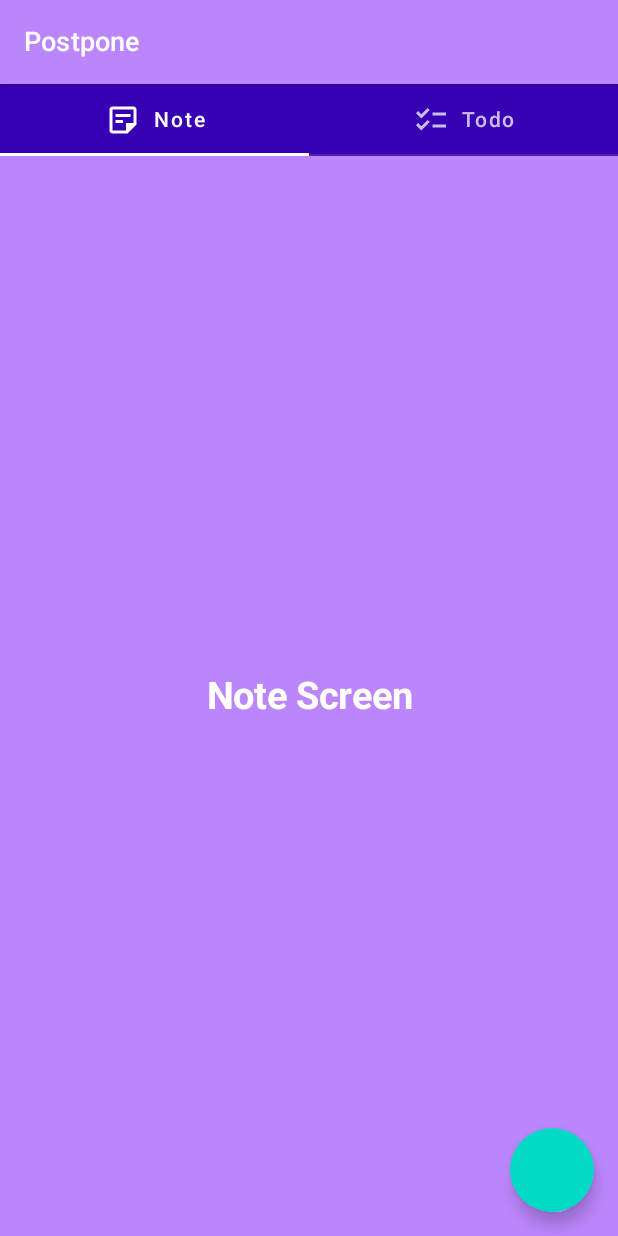
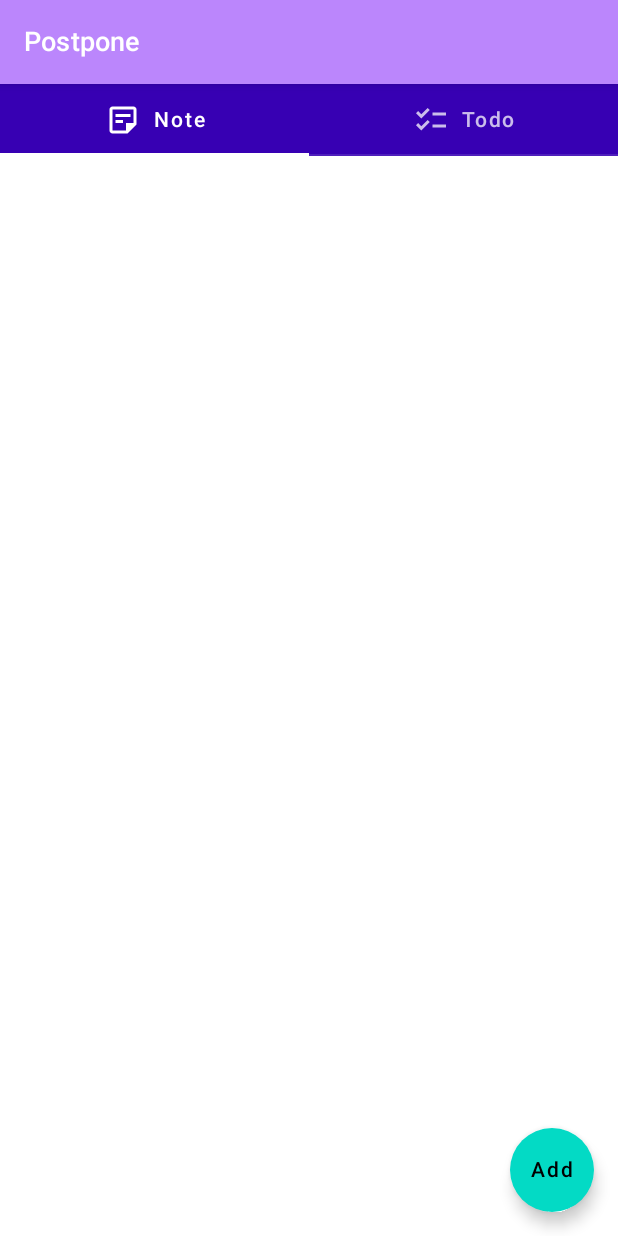
Before and after one commit to halitsen/Postpone, an Android app built with Jetpack Compose: the screen it shows after launch (MainActivity), on a phone screen of 412 x 824 dp. Run offline under Robolectric (Android 15) with nearby library versions, the phone set to English and light mode, and no system bars; our stand-ins replace Dagger/Hilt's generated code, Room's generated code, accompanist.

Commit message:
add note feature (#2)
Co-authored-by: halitSen <halit.sen@vngrs.com>

```diff
--- a/app/src/main/AndroidManifest.xml
+++ b/app/src/main/AndroidManifest.xml
@@ -3,6 +3,7 @@
     xmlns:tools="http://schemas.android.com/tools">
 
     <application
+        android:name=".NoteApplication"
         android:allowBackup="true"
         android:dataExtractionRules="@xml/data_extraction_rules"
         android:fullBackupContent="@xml/backup_rules"
--- a/app/src/main/java/com/example/postpone/MainActivity.kt
+++ b/app/src/main/java/com/example/postpone/MainActivity.kt
@@ -1,19 +1,16 @@
 package com.example.postpone
 
+import android.os.Build
 import android.os.Bundle
 import androidx.activity.ComponentActivity
 import androidx.activity.compose.setContent
+import androidx.activity.viewModels
+import androidx.annotation.RequiresApi
 import androidx.compose.foundation.layout.Column
 import androidx.compose.foundation.layout.padding
-import androidx.compose.material.FloatingActionButton
-import androidx.compose.material.Icon
-import androidx.compose.material.LeadingIconTab
-import androidx.compose.material.Scaffold
-import androidx.compose.material.TabRow
-import androidx.compose.material.TabRowDefaults
-import androidx.compose.material.Text
-import androidx.compose.material.TopAppBar
+import androidx.compose.material.*
 import androidx.compose.runtime.Composable
+import androidx.compose.runtime.collectAsState
 import androidx.compose.runtime.rememberCoroutineScope
 import androidx.compose.ui.Modifier
 import androidx.compose.ui.graphics.Color
@@ -21,43 +18,70 @@ import androidx.compose.ui.res.colorResource
 import androidx.compose.ui.res.painterResource
 import androidx.compose.ui.res.stringResource
 import androidx.compose.ui.unit.sp
+import com.example.postpone.model.Note
 import com.example.postpone.screen.NoteScreen
 import com.example.postpone.screen.TodoScreen
+import com.example.postpone.ui.theme.PostponeTheme
 import com.google.accompanist.pager.ExperimentalPagerApi
 import com.google.accompanist.pager.HorizontalPager
 import com.google.accompanist.pager.PagerState
 import com.google.accompanist.pager.pagerTabIndicatorOffset
 import com.google.accompanist.pager.rememberPagerState
+import dagger.hilt.android.AndroidEntryPoint
 import kotlinx.coroutines.launch
 
-
+@AndroidEntryPoint
 class MainActivity : ComponentActivity() {
 
     override fun onCreate(savedInstanceState: Bundle?) {
         super.onCreate(savedInstanceState)
         setContent {
-            MainScreen()
+            PostponeTheme {
+                Surface(
+                    color = MaterialTheme.colors.background
+                ) {
+                    val noteViewModel : MainViewModel by viewModels()
+                    NotesApp(noteViewModel)
+                }
+            }
         }
     }
+}
+
+@Composable
+fun NotesApp(noteViewModel: MainViewModel) {
+    val notes = noteViewModel.noteList.collectAsState().value
+    MainScreen(
+        notes = notes,
+        onAddNote = { noteViewModel.addNote(it) },
+        onRemoveNote = {  }
+    )
 }
 
 
 @OptIn(ExperimentalPagerApi::class)
 @Composable
-fun MainScreen() {
+fun MainScreen(
+    notes: List<Note>,
+    onAddNote: (Note) -> Unit,
+    onRemoveNote: (Note) -> Unit
+) {
     val tabs = listOf(TabItem.Note, TabItem.Todo)
     val pagerState = rememberPagerState()
     Scaffold(
         topBar = { TopBar() },
         floatingActionButton = {
-            FloatingActionButton(onClick = { }) {
-
+            FloatingActionButton(onClick = {
+                val note = Note(noteTitle = "First note", description = "Hello this is first note")
+                onAddNote.invoke(note)
+            }) {
+                Text(text = "Add")
             }
         }
     ) { padding ->
         Column(modifier = Modifier.padding(padding)) {
             Tabs(tabs = tabs, pagerState = pagerState)
-            TabsContent(tabs = tabs, pagerState = pagerState)
+            TabsContent(tabs = tabs, pagerState = pagerState, notes = notes)
         }
     }
 }
@@ -100,11 +124,11 @@ fun Tabs(tabs: List<TabItem>, pagerState: PagerState) {
 }
 @OptIn(ExperimentalPagerApi::class)
 @Composable
-fun TabsContent(tabs: List<TabItem>, pagerState: PagerState) {
+fun TabsContent(tabs: List<TabItem>, pagerState: PagerState, notes: List<Note>) {
     HorizontalPager(state = pagerState, count = tabs.size) { page ->
         when (page) {
             0 -> {
-                NoteScreen()
+                NoteScreen(notes)
             }
             1 -> {
                 TodoScreen()
--- /dev/null
+++ b/app/src/main/java/com/example/postpone/MainViewModel.kt
@@ -0,0 +1,54 @@
+package com.example.postpone
+
+import androidx.lifecycle.ViewModel
+import androidx.lifecycle.viewModelScope
+import com.example.postpone.model.Note
+import com.example.postpone.repository.NoteRepository
+import dagger.hilt.android.lifecycle.HiltViewModel
+import kotlinx.coroutines.Dispatchers
+import kotlinx.coroutines.flow.MutableStateFlow
+import kotlinx.coroutines.flow.asStateFlow
+import kotlinx.coroutines.flow.distinctUntilChanged
+import kotlinx.coroutines.launch
+import javax.inject.Inject
+
+@HiltViewModel
+class MainViewModel @Inject constructor(
+    private val noteRepository: NoteRepository
+) : ViewModel() {
+
+    private val _noteList = MutableStateFlow<List<Note>>(emptyList())
+    val noteList = _noteList.asStateFlow()
+
+    init {
+        getAllNotes()
+    }
+
+    private fun getAllNotes() {
+        viewModelScope.launch(Dispatchers.IO) {
+            noteRepository.getAllNotes().distinctUntilChanged().collect {
+                if (it.isEmpty().not()) {
+                    _noteList.value = it
+                }
+            }
+        }
+    }
+
+    fun addNote(note: Note) {
+        viewModelScope.launch {
+            noteRepository.addNote(note)
+        }
+    }
+
+    fun updateNote(note: Note) {
+        viewModelScope.launch {
+            noteRepository.updateNote(note)
+        }
+    }
+
+    fun removeNote(note: Note) {
+        viewModelScope.launch {
+            noteRepository.deleteNote(note)
+        }
+    }
+}
--- /dev/null
+++ b/app/src/main/java/com/example/postpone/NoteApplication.kt
@@ -0,0 +1,8 @@
+package com.example.postpone
+
+import android.app.Application
+import dagger.hilt.android.HiltAndroidApp
+
+@HiltAndroidApp
+class NoteApplication: Application() {
+}
--- /dev/null
+++ b/app/src/main/java/com/example/postpone/data/NoteDatabase.kt
@@ -0,0 +1,12 @@
+package com.example.postpone.data
+
+import androidx.room.Database
+import androidx.room.RoomDatabase
+import com.example.postpone.model.Note
+
+@Database(entities = [Note::class], version = 1, exportSchema = false)
+abstract class NoteDatabase: RoomDatabase() {
+
+    abstract fun noteDao(): NoteDatabaseDao
+
+}
--- /dev/null
+++ b/app/src/main/java/com/example/postpone/data/NoteDatabaseDao.kt
@@ -0,0 +1,33 @@
+package com.example.postpone.data
+
+import androidx.room.Dao
+import androidx.room.Delete
+import androidx.room.Insert
+import androidx.room.OnConflictStrategy
+import androidx.room.Query
+import androidx.room.Update
+import com.example.postpone.model.Note
+import kotlinx.coroutines.flow.Flow
+
+@Dao
+interface NoteDatabaseDao {
+
+    @Query("SELECT * from note_table")
+    fun getAllNotes(): Flow<List<Note>>
+
+    @Query("SELECT * from note_table where id = :id")
+    suspend fun getNote(id: String): Note
+
+    @Insert(onConflict = OnConflictStrategy.REPLACE)
+    suspend fun insertNote(note: Note)
+
+    @Update(onConflict = OnConflictStrategy.REPLACE)
+    suspend fun updateNote(note: Note)
+
+    @Query("DELETE from note_table")
+    suspend fun deleteAllNotes()
+
+    @Delete()
+    suspend fun deleteNote(note: Note)
+
+}
--- /dev/null
+++ b/app/src/main/java/com/example/postpone/di/AppModule.kt
@@ -0,0 +1,31 @@
+package com.example.postpone.di
+
+import android.content.Context
+import androidx.room.Room
+import com.example.postpone.data.NoteDatabase
+import com.example.postpone.data.NoteDatabaseDao
+import dagger.Module
+import dagger.Provides
+import dagger.hilt.InstallIn
+import dagger.hilt.android.qualifiers.ApplicationContext
+import dagger.hilt.components.SingletonComponent
+import javax.inject.Singleton
+
+@InstallIn(SingletonComponent::class)
+@Module
+object AppModule {
+
+    @Singleton
+    @Provides
+    fun provideNotesDao(noteDatabase: NoteDatabase): NoteDatabaseDao = noteDatabase.noteDao()
+
+    @Singleton
+    @Provides
+    fun provideAppDatabase(@ApplicationContext context: Context): NoteDatabase =
+        Room.databaseBuilder(
+            context, NoteDatabase::class.java, "notes_db",
+        )
+            .fallbackToDestructiveMigration()
+            .build()
+
+}
--- /dev/null
+++ b/app/src/main/java/com/example/postpone/repository/NoteRepository.kt
@@ -0,0 +1,34 @@
+package com.example.postpone.repository
+
+import com.example.postpone.data.NoteDatabaseDao
+import com.example.postpone.model.Note
+import kotlinx.coroutines.Dispatchers
+import kotlinx.coroutines.flow.Flow
+import kotlinx.coroutines.flow.conflate
+import kotlinx.coroutines.flow.flowOn
+import javax.inject.Inject
+
+
+class NoteRepository @Inject constructor(
+    private val noteDatabaseDao: NoteDatabaseDao
+) {
+    suspend fun addNote(note: Note) {
+        noteDatabaseDao.insertNote(note)
+    }
+
+    suspend fun updateNote(note: Note) {
+        noteDatabaseDao.updateNote(note)
+    }
+
+    suspend fun deleteNote(note: Note) {
+        noteDatabaseDao.deleteNote(note)
+    }
+
+    suspend fun deleteAllNotes() {
+        noteDatabaseDao.deleteAllNotes()
+    }
+
+    fun getAllNotes(): Flow<List<Note>> {
+        return noteDatabaseDao.getAllNotes().flowOn(Dispatchers.IO).conflate()
+    }
+}
--- a/app/src/main/java/com/example/postpone/screen/NoteScreen.kt
+++ b/app/src/main/java/com/example/postpone/screen/NoteScreen.kt
@@ -1,35 +1,79 @@
 package com.example.postpone.screen
 
-import androidx.compose.foundation.background
+import androidx.compose.foundation.clickable
 import androidx.compose.foundation.layout.Column
-import androidx.compose.foundation.layout.fillMaxSize
-import androidx.compose.foundation.layout.wrapContentSize
+import androidx.compose.foundation.layout.fillMaxWidth
+import androidx.compose.foundation.layout.height
+import androidx.compose.foundation.layout.padding
+import androidx.compose.foundation.lazy.LazyColumn
+import androidx.compose.foundation.lazy.items
+import androidx.compose.foundation.shape.RoundedCornerShape
+import androidx.compose.material.Divider
+import androidx.compose.material.MaterialTheme
+import androidx.compose.material.Surface
 import androidx.compose.material.Text
 import androidx.compose.runtime.Composable
 import androidx.compose.ui.Alignment
 import androidx.compose.ui.Modifier
+import androidx.compose.ui.draw.clip
 import androidx.compose.ui.graphics.Color
-import androidx.compose.ui.res.colorResource
-import androidx.compose.ui.text.font.FontWeight
-import androidx.compose.ui.text.style.TextAlign
-import androidx.compose.ui.unit.sp
-import com.example.postpone.R
+import androidx.compose.ui.unit.dp
+import com.example.postpone.model.Note
 
 @Composable
-fun NoteScreen() {
-    Column(
-        modifier = Modifier
-            .fillMaxSize()
-            .background(colorResource(id = R.color.purple_200))
-            .wrapContentSize(Alignment.Center)
-    ) {
-        Text(
-            text = "Note Screen",
-            fontWeight = FontWeight.Bold,
-            color = Color.White,
-            modifier = Modifier.align(Alignment.CenterHorizontally),
-            textAlign = TextAlign.Center,
-            fontSize = 25.sp
-        )
+fun NoteScreen(notes: List<Note>) {
+    LazyColumn {
+        items(notes) { item ->
+            NoteRow(note = item, onNoteClicked = {
+            })
+            Divider(modifier = Modifier.height(6.dp))
+        }
     }
 }
+
+@Composable
+fun NoteRow(
+    modifier: Modifier = Modifier,
+    note: Note,
+    onNoteClicked: (Note) -> Unit
+) {
+
+    Surface(
+        modifier = modifier
+            .clip(
+                shape = RoundedCornerShape(
+                    topEnd = 36.dp,
+                    bottomStart = 36.dp
+                )
+            )
+            .fillMaxWidth(),
+        color = Color(0xFF1F2544)
+    ) {
+
+        Column(
+            modifier = modifier
+                .padding(horizontal = 12.dp, vertical = 6.dp)
+                .clickable {
+                    onNoteClicked.invoke(note)
+                }, horizontalAlignment = Alignment.Start
+        ) {
+            Text(
+                text = note.noteTitle,
+                style = MaterialTheme.typography.subtitle2,
+                color = Color.White
+            )
+            Text(
+                text = note.description,
+                style = MaterialTheme.typography.subtitle1,
+                color = Color.White
+            )
+            Text(
+                text = note.description,
+                style = MaterialTheme.typography.caption,
+                color = Color.White
+            )
+        }
+
+    }
+
+}
```
Also changed, not shown: app/build.gradle (+21 -0 lines), app/src/main/java/com/example/postpone/model/Note.kt (added, +17 -0 lines), build.gradle (+12 -1 lines).
